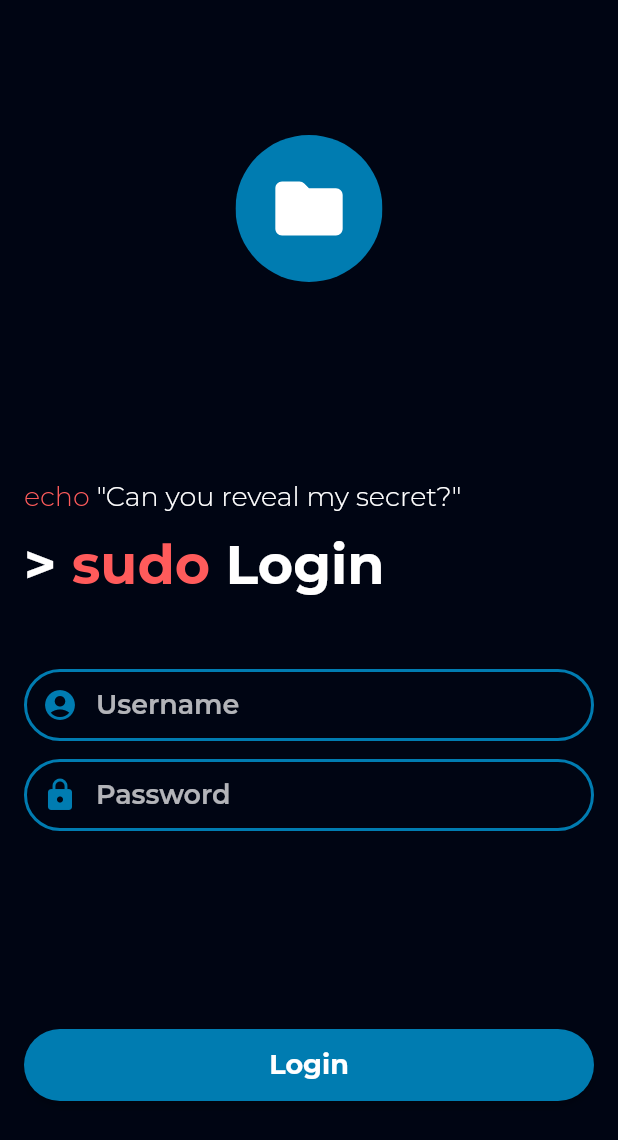
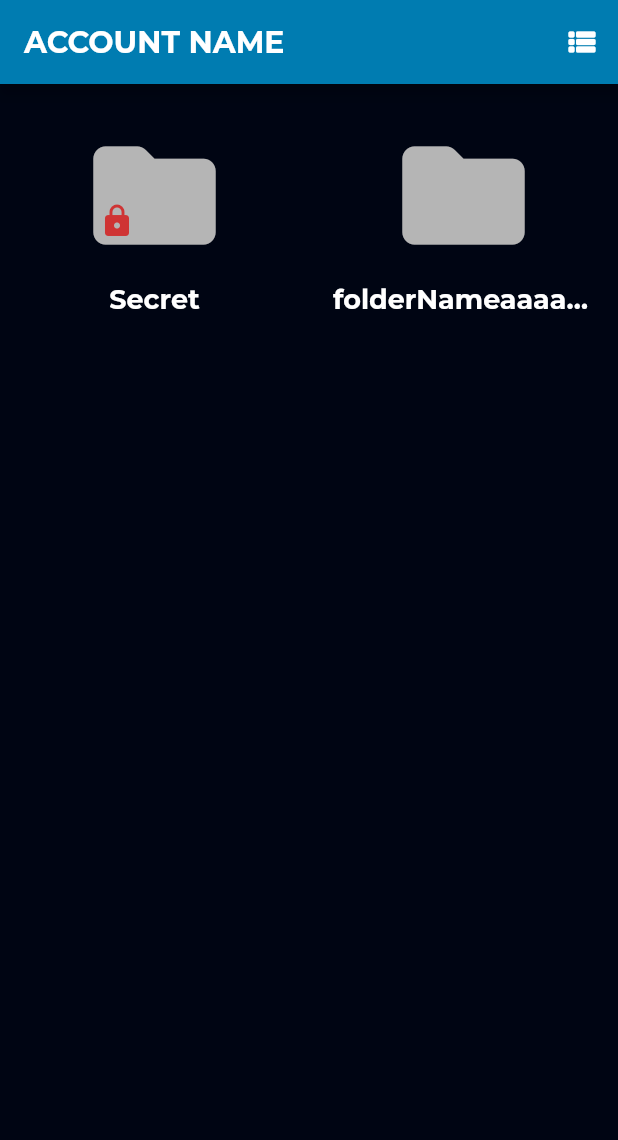
Before and after one commit to ekajaya740/SlashSecret, a Flutter app: the screen it shows after launch, on a phone screen of 412 x 824 dp. Shown: the top 1140 px of the screen. Run offline on Flutter 3.47's test engine with Material 2 defaults, Android fonts, the phone set to English and light mode, and no system bars; drawn by our look-alikes of animated_text_kit; our stand-ins replace flutter_svg, google_fonts.

Commit message:
Adding folder database and mainview

```diff
--- /dev/null
+++ b/lib/Database/folder_database.dart
@@ -0,0 +1,16 @@
+class FolderDatabase {
+  String folderName;
+  bool isLocked = false;
+  String folderContent = "";
+
+  FolderDatabase(
+      {required this.folderName,
+      required this.isLocked,
+      required this.folderContent});
+}
+
+var folders = [
+  FolderDatabase(
+      folderName: 'Secret', isLocked: true, folderContent: "This is Secret"),
+  FolderDatabase(folderName: "folderNameaaaaaaaaaaaaaaaaaaaaaaaaaaaaaaaaaaaaaaa", isLocked: false, folderContent: "folderContent")
+];
--- /dev/null
+++ b/lib/Views/MainViewViews/main_view_grid.dart
@@ -0,0 +1,75 @@
+import 'package:flutter/cupertino.dart';
+import 'package:flutter/material.dart';
+import 'package:my_secret/widgets/my_card.dart';
+import 'package:my_secret/widgets/my_text.dart';
+import '../../Database/folder_database.dart';
+
+class MainViewGrid extends StatefulWidget {
+  @override
+  State<StatefulWidget> createState() => _MainViewGrid();
+}
+
+class _MainViewGrid extends State<MainViewGrid> {
+  int axisCount = 2;
+
+  @override
+  Widget build(BuildContext context) {
+    return GridView.builder(
+      gridDelegate: SliverGridDelegateWithFixedCrossAxisCount(
+        crossAxisCount: MediaQuery.of(context).size.shortestSide > 800 ||
+                MediaQuery.of(context).orientation != Orientation.landscape
+            ? axisCount = 2
+            : axisCount = 4,
+      ),
+      itemCount: folders.length,
+      physics: ScrollPhysics(),
+      itemBuilder: (BuildContext context, int index) {
+        final FolderDatabase folderDatabase = folders[index];
+        return MyCard(
+            child: _folderFront(
+                folderDatabase.folderName, folderDatabase.isLocked));
+      },
+    );
+  }
+
+  Widget _folderFront(String text, bool isLocked) {
+    const Color _folderColor = Color(0xffB5B5B5);
+    const Color _lockColor = Color(0xffCF3434);
+    return Column(
+      mainAxisAlignment: MainAxisAlignment.spaceEvenly,
+      children: [
+        Stack(
+          alignment: AlignmentDirectional.bottomStart,
+          children: [
+            Icon(
+              Icons.folder_rounded,
+              color: _folderColor,
+              size: 98,
+            ),
+            Visibility(
+              visible: isLocked,
+              child: Padding(
+                padding: const EdgeInsets.only(bottom: 20, left: 12),
+                child: Icon(
+                  Icons.lock_rounded,
+                  color: _lockColor,
+                ),
+              ),
+            )
+          ],
+        ),
+        MyText(
+          text: text,
+          textColor: Colors.white,
+          fontSize: 18,
+          fontWeight: FontWeight.w700,
+          overflow: TextOverflow.ellipsis,
+        ),
+        SizedBox(
+          width: 0,
+          height: 16,
+        )
+      ],
+    );
+  }
+}
--- a/lib/Views/login.dart
+++ b/lib/Views/login.dart
@@ -41,16 +41,11 @@ class _Login extends State<Login> {
                 mainAxisAlignment: MainAxisAlignment.spaceAround,
                 crossAxisAlignment: CrossAxisAlignment.stretch,
                 children: [
-                  Padding(
-                    padding: const EdgeInsets.only(top: 0),
-                    child: Row(
+                  Row(
                     mainAxisAlignment: MainAxisAlignment.center,
                     children: [logoDisplay],
                   ),
-                  ),
-                  Padding(
-                    padding: const EdgeInsets.only(top: 0),
-                    child: Form(
+                  Form(
                     child: Column(
                       children: [
                         Row(children: [
@@ -82,7 +77,7 @@ class _Login extends State<Login> {
                                   text: "> ",
                                   textColor: Colors.white,
                                   fontSize: 36,
-                                    fontWeight: FontWeight.w700),
+                                  fontWeight: FontWeight.w700, overflow: TextOverflow.visible,),
                               MyAnimatedText(
                                 text: "sudo ",
                                 textColor: redColor,
@@ -125,13 +120,9 @@ class _Login extends State<Login> {
                       ],
                     ),
                   ),
-                  ),
-                  Padding(
-                    padding: const EdgeInsets.only(bottom: 0),
-                    child: Row(
+                  Row(
                     mainAxisAlignment: MainAxisAlignment.center,
                     children: [_loginButton(blueColor)],
-                    ),
                   ),
                 ],
               ),
--- a/lib/Views/main_view.dart
+++ b/lib/Views/main_view.dart
@@ -1,5 +1,8 @@
 import 'package:flutter/cupertino.dart';
 import 'package:flutter/material.dart';
+import 'package:my_secret/Views/MainViewViews/main_view_grid.dart';
+import 'package:my_secret/Views/MainViewViews/main_view_list.dart';
+import '../widgets/my_text.dart';
 
 class MainView extends StatefulWidget {
   @override
@@ -7,19 +10,44 @@ class MainView extends StatefulWidget {
 }
 
 class _MainView extends State<MainView> {
+  bool _isGrid = true;
+
   @override
   Widget build(BuildContext context) {
     return SafeArea(
         child: Scaffold(
-      appBar: _myAppbar("c"),
+      appBar: _myAppbar("ACCOUNT NAME"),
+      body: _isGrid ? MainViewGrid() : MainViewList(),
     ));
   }
 
   AppBar _myAppbar(String title) {
     const Color blueColor = Color(0xff007CB1);
     return AppBar(
-      title: Text(title),
+      title: MyText(
+        text: title,
+        textColor: Colors.white,
+        fontSize: 20,
+        fontWeight: FontWeight.w700,
+        overflow: TextOverflow.visible,
+      ),
       backgroundColor: blueColor,
+      actions: [
+        IconButton(
+          onPressed: () {
+            setState(() {
+              _isGrid = !_isGrid;
+            });
+          },
+          icon: _isGrid
+              ? Icon(
+                  Icons.view_list_rounded,
+                )
+              : Icon(
+                  Icons.grid_view_rounded,
+                ),
+        )
+      ],
     );
   }
 }
--- a/lib/main.dart
+++ b/lib/main.dart
@@ -17,7 +17,7 @@ class MyApp extends StatelessWidget {
           brightness: Brightness.light,
         )
       ),
-      home: Login(),
+      home: MainView(),
     );
   }
 }
--- /dev/null
+++ b/lib/widgets/my_card.dart
@@ -0,0 +1,32 @@
+import 'package:flutter/cupertino.dart';
+import 'package:flutter/material.dart';
+
+class MyCard extends StatefulWidget {
+  final Widget child;
+
+  MyCard({required this.child});
+
+  @override
+  State<StatefulWidget> createState() => _MyCard(child: child);
+}
+
+class _MyCard extends State<MyCard> {
+  Widget child;
+
+  _MyCard({required this.child});
+
+  @override
+  Widget build(BuildContext context) {
+    const Color _borderColor = Color(0xff818181);
+    return InkWell(
+        onTap: () {},
+        child: Padding(
+          padding: const EdgeInsets.all(12),
+          child: Card(
+            elevation: 0,
+            child: child,
+            color: Colors.transparent,
+          ),
+        ));
+  }
+}
--- a/lib/widgets/my_text.dart
+++ b/lib/widgets/my_text.dart
@@ -7,22 +7,26 @@ class MyText extends StatelessWidget {
   final Color textColor;
   final double fontSize;
   final FontWeight fontWeight;
+  final TextOverflow overflow;
 
   const MyText(
       {required this.text,
       required this.textColor,
       required this.fontSize,
-      required this.fontWeight});
+      required this.fontWeight,
+      required this.overflow});
 
   @override
   Widget build(BuildContext context) {
-    return _myText(text, textColor, fontSize, fontWeight, context);
+    return _myText(text, textColor, fontSize, fontWeight, overflow);
   }
 
   Widget _myText(String text, Color textColor, double fontSize,
-      FontWeight fontWeight, BuildContext context) {
+      FontWeight fontWeight, TextOverflow overflow) {
     return Text(
       text,
+      maxLines: 1,
+      overflow: overflow,
       style: GoogleFonts.montserrat(
         textStyle: TextStyle(color: textColor),
         fontSize: fontSize,
```
Also changed, not shown: lib/Views/MainViewViews/main_view_list.dart (added, +71 -0 lines). Lines whose indentation alone changed are shown as unchanged.
